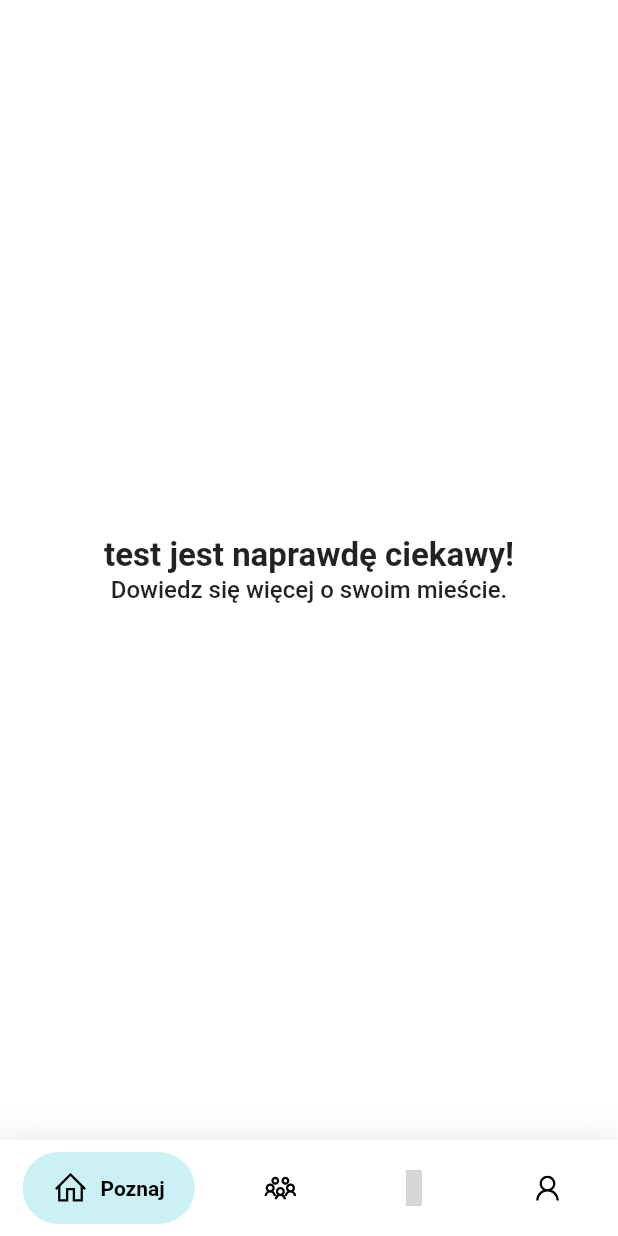
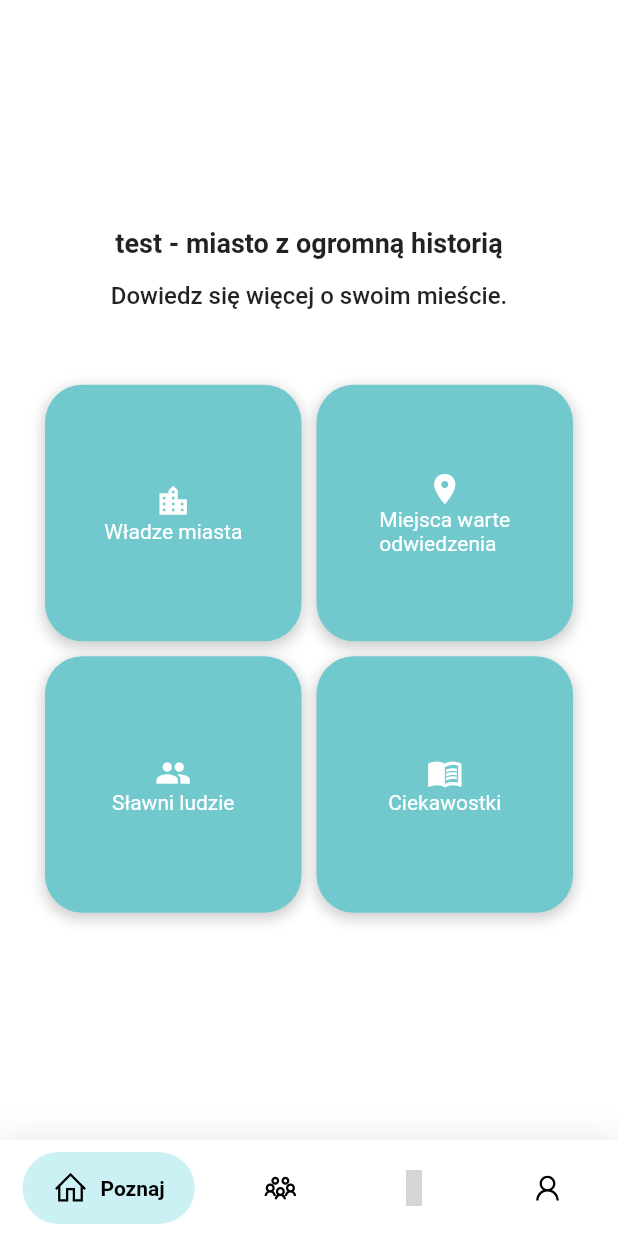
Before and after one commit to JakubSochacki06/MojeMiasto_flutter, a Flutter app: the MainPage screen opened directly, on a phone screen of 412 x 824 dp. Run offline on Flutter 3.47's test engine with Material 2 defaults, Android fonts, the phone set to English and light mode, and no system bars; drawn by our look-alikes of google_nav_bar; our stand-ins replace auto_size_text, awesome_snackbar_content, cloud_firestore, firebase_auth, firebase_core, flutter_spinkit and 4 more; accounts and stored records are empty; grey boxes are pictures that could not be loaded.

Commit message:
Added City Management Page

```diff
--- a/lib/screens/discover_city_page.dart
+++ b/lib/screens/discover_city_page.dart
@@ -1,4 +1,6 @@
 import 'package:flutter/material.dart';
+import 'package:moje_miasto/screens/city_management_page.dart';
+import 'package:moje_miasto/widgets/discover_city_button.dart';
 
 class DiscoverCityPage extends StatelessWidget {
   DiscoverCityPage({required this.cityName});
@@ -11,11 +13,57 @@ class DiscoverCityPage extends StatelessWidget {
       crossAxisAlignment: CrossAxisAlignment.center,
       children: [
         Text(
-          '$cityName jest naprawdę ciekawy!',
-          style: TextStyle(fontSize: 22, fontWeight: FontWeight.w700),
+          '$cityName - miasto z ogromną historią',
+          style: TextStyle(fontSize: 18, fontWeight: FontWeight.w700),
         ),
-        Text('Dowiedz się więcej o swoim mieście.',
-            style: TextStyle(fontSize: 16, fontWeight: FontWeight.w500)),
+        SizedBox(
+          height: 15,
+        ),
+        Text(
+          'Dowiedz się więcej o swoim mieście.',
+          style: TextStyle(fontSize: 16, fontWeight: FontWeight.w500),
+        ),
+        SizedBox(
+          height: 50,
+        ),
+        Padding(
+          padding: EdgeInsets.only(left: 30, right: 30),
+          child: GridView.count(
+            crossAxisCount: 2,
+            scrollDirection: Axis.vertical,
+            shrinkWrap: true,
+            mainAxisSpacing: 10,
+            crossAxisSpacing: 10,
+            children: [
+              DiscoverButton(
+                  label: 'Władze miasta',
+                  icon: Icons.location_city,
+                  onTap: () {
+                    Navigator.push(
+                      context,
+                      MaterialPageRoute(
+                        builder: (context) {
+                          return CityManagementPage(
+                            cityName: cityName,
+                          );
+                        },
+                      ),
+                    );
+                  }),
+              DiscoverButton(
+                label: 'Miejsca warte\nodwiedzenia',
+                icon: Icons.place,
+                onTap: () {},
+              ),
+              DiscoverButton(
+                  label: 'Sławni ludzie', icon: Icons.people, onTap: () {}),
+              DiscoverButton(
+                  label: 'Ciekawostki',
+                  icon: Icons.menu_book_outlined,
+                  onTap: () {}),
+            ],
+          ),
+        )
       ],
     );
   }
--- a/lib/screens/loading_page.dart
+++ b/lib/screens/loading_page.dart
@@ -21,11 +21,9 @@ class _LoadingScreenState extends State<LoadingScreen> {
   }
 
   void setShouldSelectCity() async {
-    print('started');
     await for (var snapshot in _firestore.collection('user_data').snapshots()) {
       for (var message in snapshot.docs) {
         if(message.data()['user_id'] == user.uid) {
-          print('user in database');
           userChosenCity = message.data()['city'];
           shouldSelectCity = false;
         } else{
@@ -43,7 +41,6 @@ class _LoadingScreenState extends State<LoadingScreen> {
         }
       }
     }
-    print('ended');
   }
 
   @override
--- a/lib/screens/loading_page_to_home.dart
+++ b/lib/screens/loading_page_to_home.dart
@@ -16,12 +16,6 @@ class LoadingPageToHome extends StatefulWidget {
 
 class _LoadingPageToHomeState extends State<LoadingPageToHome> {
   final user = FirebaseAuth.instance.currentUser!;
-
-  @override
-  void initState() {
-    print('loading to home');
-    super.initState();
-  }
 
   @override
   Widget build(BuildContext context) {
--- /dev/null
+++ b/lib/widgets/discover_city_button.dart
@@ -0,0 +1,36 @@
+import 'package:flutter/material.dart';
+
+class DiscoverButton extends StatelessWidget {
+  DiscoverButton({required this.label, required this.icon, required this.onTap});
+  final String label;
+  final IconData icon;
+  final onTap;
+
+  @override
+  Widget build(BuildContext context) {
+    return GestureDetector(
+      onTap: onTap,
+      child: Container(
+        decoration: BoxDecoration(
+          color: Color(0xFF71C9CE),
+          borderRadius: BorderRadius.circular(25),
+          boxShadow: [
+            BoxShadow(
+              color: Colors.grey.withOpacity(0.5),
+              spreadRadius: 1,
+              blurRadius: 7,
+              offset: Offset(0, 3),
+            )
+          ]
+        ),
+        height: 75,
+        width: 75,
+        child: Column(
+          mainAxisAlignment: MainAxisAlignment.center,
+          crossAxisAlignment: CrossAxisAlignment.center,
+          children: [Icon(icon, color: Colors.white,), Text(label, style: TextStyle(color: Colors.white),)],
+        ),
+      ),
+    );
+  }
+}
```
Also changed, not shown: lib/data/city_data.dart (added, +7 -0 lines), lib/screens/city_management_page.dart (added, +69 -0 lines), lib/widgets/bottom_card_city_management.dart (added, +51 -0 lines), lib/widgets/president_card.dart (added, +69 -0 lines).
